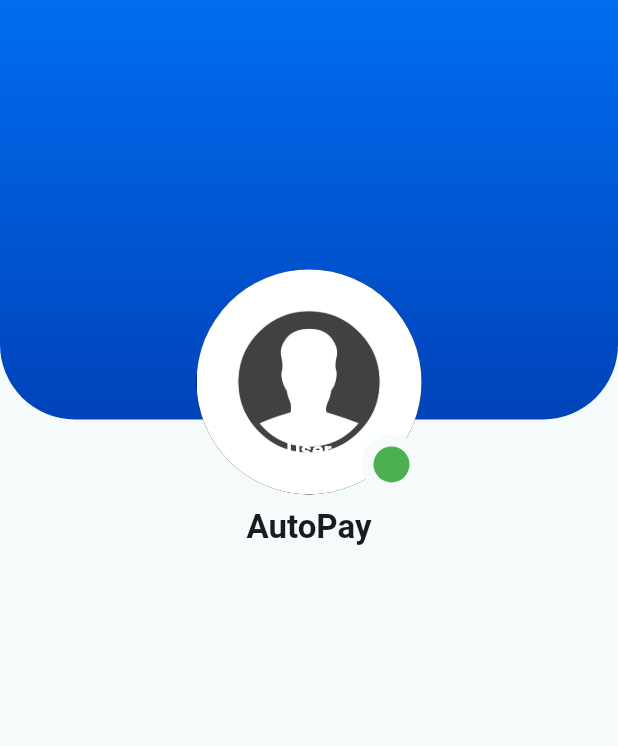
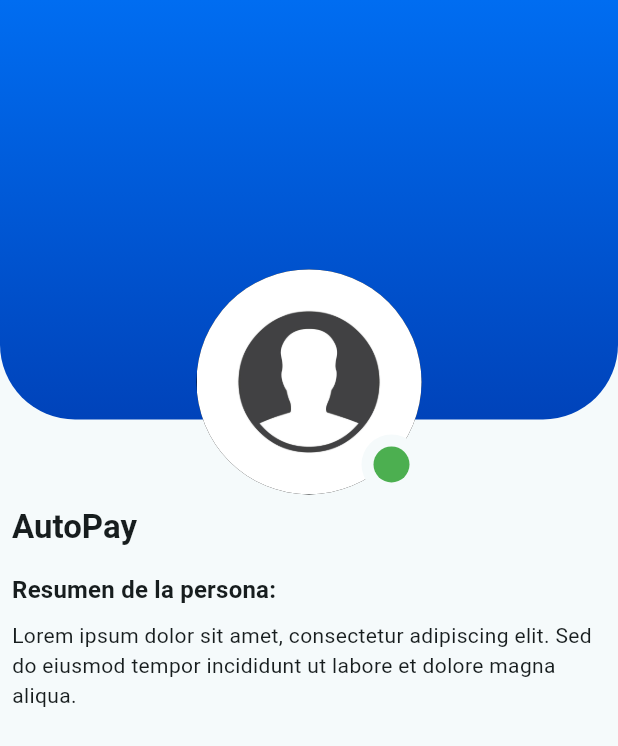
Before and after one commit to vladigarcia/autopago, a Flutter app: the ProfilePage1 screen opened directly, on a phone screen of 412 x 824 dp. Shown: the top 746 px of the screen. Run offline on Flutter 3.47's test engine with Material 2 defaults, Android fonts, the phone set to English and light mode, and no system bars; our stand-ins replace cloud_firestore, firebase_auth, firebase_core, google_nav_bar; accounts and stored records are empty.

Commit message:
joinoni`niniunijnini

```diff
--- a/lib/pages/user.dart
+++ b/lib/pages/user.dart
@@ -31,6 +31,7 @@ class ProfilePage1 extends StatelessWidget {
             child: Padding(
               padding: const EdgeInsets.all(8.0),
               child: Column(
+                crossAxisAlignment: CrossAxisAlignment.start,
                 children: [
                   Text(
                     "AutoPay",
@@ -40,6 +41,19 @@ class ProfilePage1 extends StatelessWidget {
                         ?.copyWith(fontWeight: FontWeight.bold),
                   ),
                   const SizedBox(height: 16),
+                  Text(
+                    "Resumen de la persona:",
+                    style: Theme.of(context)
+                        .textTheme
+                        .subtitle1
+                        ?.copyWith(fontWeight: FontWeight.bold),
+                  ),
+                  const SizedBox(height: 8),
+                  Text(
+                    "Lorem ipsum dolor sit amet, consectetur adipiscing elit. "
+                    "Sed do eiusmod tempor incididunt ut labore et dolore magna aliqua.",
+                    style: Theme.of(context).textTheme.bodyText2,
+                  ),
                   // Puedes agregar más contenido aquí según tus necesidades
                 ],
               ),
@@ -113,7 +127,7 @@ class _TopPortion extends StatelessWidget {
                   right: 0,
                   child: Center(
                     child: Text(
-                      "User",
+                      "",
                       style: TextStyle(
                         color: Colors.white,
                         fontWeight: FontWeight.bold,
```
